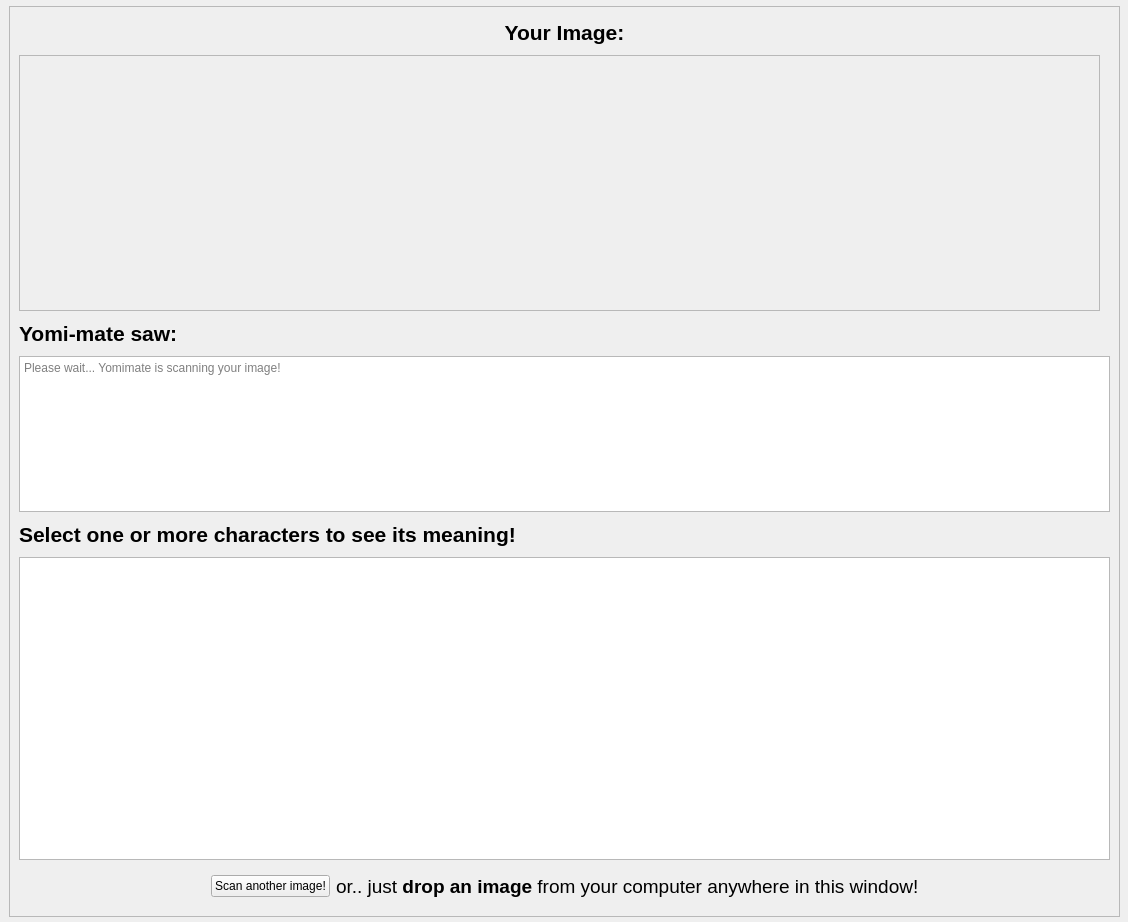
First picture: the form in templates/ocr.ui, repository siepenmaru/yomimate, before the edit.
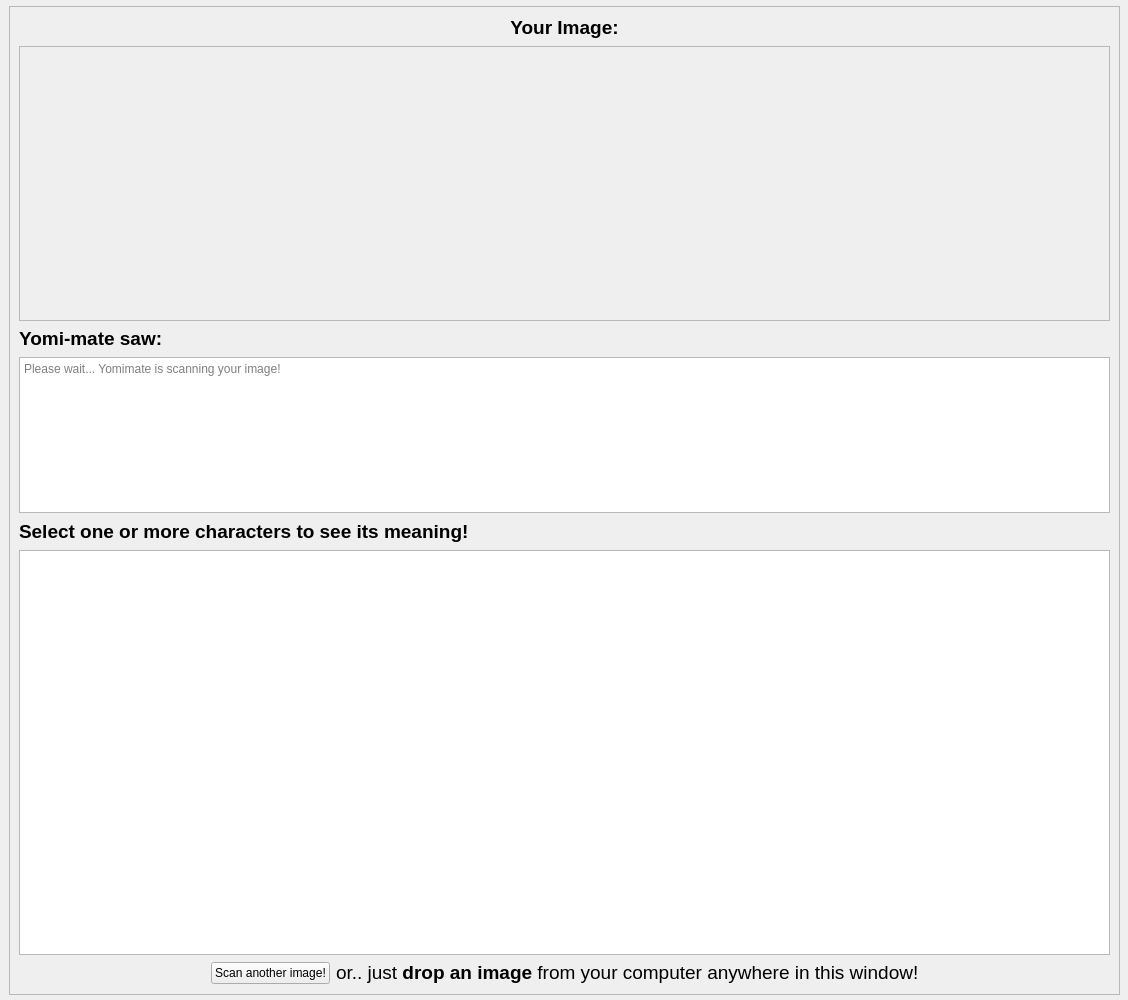
Second picture: the form after the edit.

Commit message: feat: resize ocr result page layout

Patch:
```diff
--- a/templates/ocr.ui
+++ b/templates/ocr.ui
@@ -7,7 +7,7 @@
     <x>0</x>
     <y>0</y>
     <width>1128</width>
-    <height>922</height>
+    <height>1000</height>
    </rect>
   </property>
   <property name="sizePolicy">
@@ -31,11 +31,11 @@
      <x>9</x>
      <y>6</y>
      <width>1111</width>
-     <height>911</height>
+     <height>989</height>
     </rect>
    </property>
    <property name="sizePolicy">
-    <sizepolicy hsizetype="Fixed" vsizetype="Fixed">
+    <sizepolicy hsizetype="MinimumExpanding" vsizetype="MinimumExpanding">
      <horstretch>0</horstretch>
      <verstretch>0</verstretch>
     </sizepolicy>
@@ -55,7 +55,7 @@
       <x>0</x>
       <y>0</y>
       <width>1107</width>
-      <height>907</height>
+      <height>985</height>
      </rect>
     </property>
     <property name="sizePolicy">
@@ -76,7 +76,7 @@
        <property name="maximumSize">
         <size>
          <width>1095</width>
-         <height>303</height>
+         <height>405</height>
         </size>
        </property>
       </widget>
@@ -92,11 +92,11 @@
        <property name="maximumSize">
         <size>
          <width>16777215</width>
-         <height>33</height>
+         <height>28</height>
         </size>
        </property>
        <property name="text">
-        <string>&lt;html&gt;&lt;head/&gt;&lt;body&gt;&lt;p&gt;&lt;span style=&quot; font-size:16pt; font-weight:600;&quot;&gt;Your Image:&lt;/span&gt;&lt;/p&gt;&lt;/body&gt;&lt;/html&gt;</string>
+        <string>&lt;html&gt;&lt;head/&gt;&lt;body&gt;&lt;p&gt;&lt;span style=&quot; font-size:14pt; font-weight:600;&quot;&gt;Your Image:&lt;/span&gt;&lt;/p&gt;&lt;/body&gt;&lt;/html&gt;</string>
        </property>
        <property name="alignment">
         <set>Qt::AlignCenter</set>
@@ -109,7 +109,7 @@
         <bool>true</bool>
        </property>
        <property name="sizePolicy">
-        <sizepolicy hsizetype="Preferred" vsizetype="Minimum">
+        <sizepolicy hsizetype="Preferred" vsizetype="MinimumExpanding">
          <horstretch>0</horstretch>
          <verstretch>0</verstretch>
         </sizepolicy>
@@ -117,7 +117,7 @@
        <property name="minimumSize">
         <size>
          <width>0</width>
-         <height>156</height>
+         <height>125</height>
         </size>
        </property>
        <property name="maximumSize">
@@ -140,7 +140,7 @@
      <item row="1" column="0">
       <widget class="QScrollArea" name="scrollArea">
        <property name="sizePolicy">
-        <sizepolicy hsizetype="Fixed" vsizetype="Fixed">
+        <sizepolicy hsizetype="MinimumExpanding" vsizetype="Fixed">
          <horstretch>0</horstretch>
          <verstretch>0</verstretch>
         </sizepolicy>
@@ -148,7 +148,7 @@
        <property name="minimumSize">
         <size>
          <width>1081</width>
-         <height>256</height>
+         <height>275</height>
         </size>
        </property>
        <property name="verticalScrollBarPolicy">
@@ -165,8 +165,8 @@
          <rect>
           <x>0</x>
           <y>0</y>
-          <width>1077</width>
-          <height>252</height>
+          <width>1091</width>
+          <height>271</height>
          </rect>
         </property>
         <layout class="QGridLayout" name="gridLayout_2">
@@ -213,11 +213,11 @@
        <property name="maximumSize">
         <size>
          <width>16777215</width>
-         <height>33</height>
+         <height>24</height>
         </size>
        </property>
        <property name="text">
-        <string>&lt;html&gt;&lt;head/&gt;&lt;body&gt;&lt;p&gt;&lt;span style=&quot; font-size:16pt; font-weight:600;&quot;&gt;Yomi-mate saw:&lt;/span&gt;&lt;/p&gt;&lt;/body&gt;&lt;/html&gt;</string>
+        <string>&lt;html&gt;&lt;head/&gt;&lt;body&gt;&lt;p&gt;&lt;span style=&quot; font-size:14pt; font-weight:600;&quot;&gt;Yomi-mate saw:&lt;/span&gt;&lt;/p&gt;&lt;/body&gt;&lt;/html&gt;</string>
        </property>
       </widget>
      </item>
@@ -232,11 +232,11 @@
        <property name="maximumSize">
         <size>
          <width>16777215</width>
-         <height>33</height>
+         <height>26</height>
         </size>
        </property>
        <property name="text">
-        <string>&lt;html&gt;&lt;head/&gt;&lt;body&gt;&lt;p&gt;&lt;span style=&quot; font-size:16pt; font-weight:600;&quot;&gt;Select one or more characters to see its meaning!&lt;/span&gt;&lt;/p&gt;&lt;/body&gt;&lt;/html&gt;</string>
+        <string>&lt;html&gt;&lt;head/&gt;&lt;body&gt;&lt;p&gt;&lt;span style=&quot; font-size:14pt; font-weight:600;&quot;&gt;Select one or more characters to see its meaning!&lt;/span&gt;&lt;/p&gt;&lt;/body&gt;&lt;/html&gt;</string>
        </property>
       </widget>
      </item>
```
The commit also changes 1 other file.
